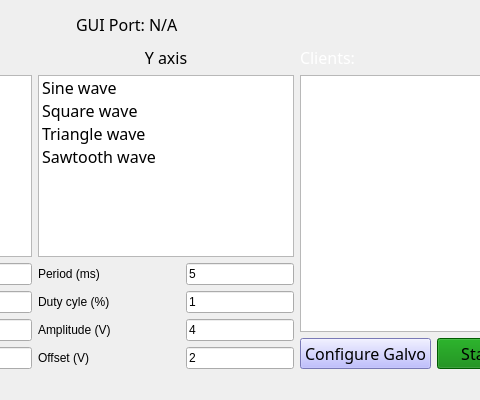
The window that pylabnet/gui/pyqt/gui_templates/galvo_scan.ui (lukingroup/pylabnet) describes before a commit, drawn with Qt 5; both pictures show x 233 to 713 and y 0 to 400 of the 810 by 400 pixel window.
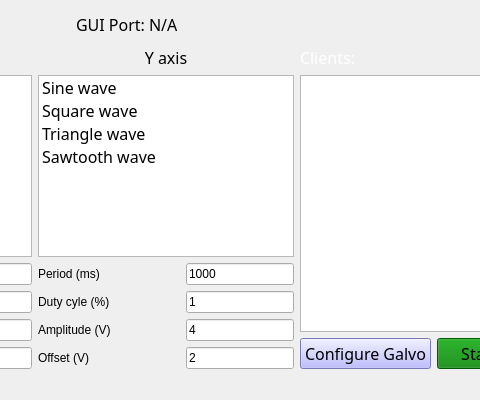
The same window after the commit.

Patch:
```diff
--- a/pylabnet/gui/pyqt/gui_templates/galvo_scan.ui
+++ b/pylabnet/gui/pyqt/gui_templates/galvo_scan.ui
@@ -241,7 +241,7 @@
              </sizepolicy>
             </property>
             <property name="text">
-             <string>5</string>
+             <string>1000</string>
             </property>
            </widget>
           </item>
```
